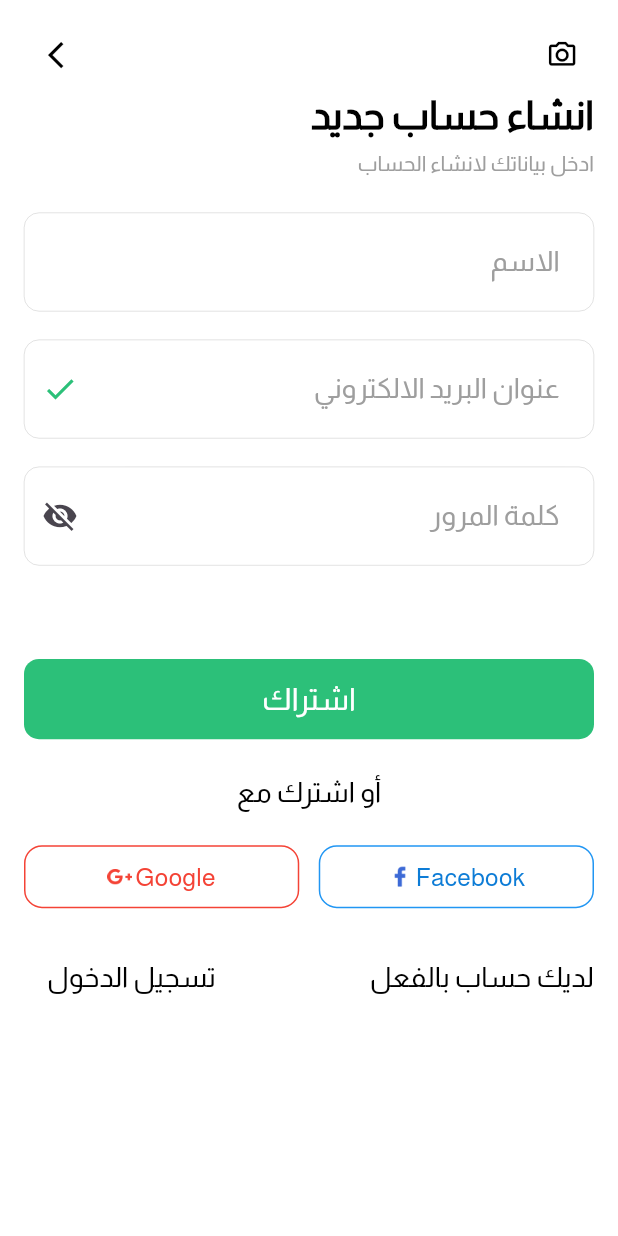
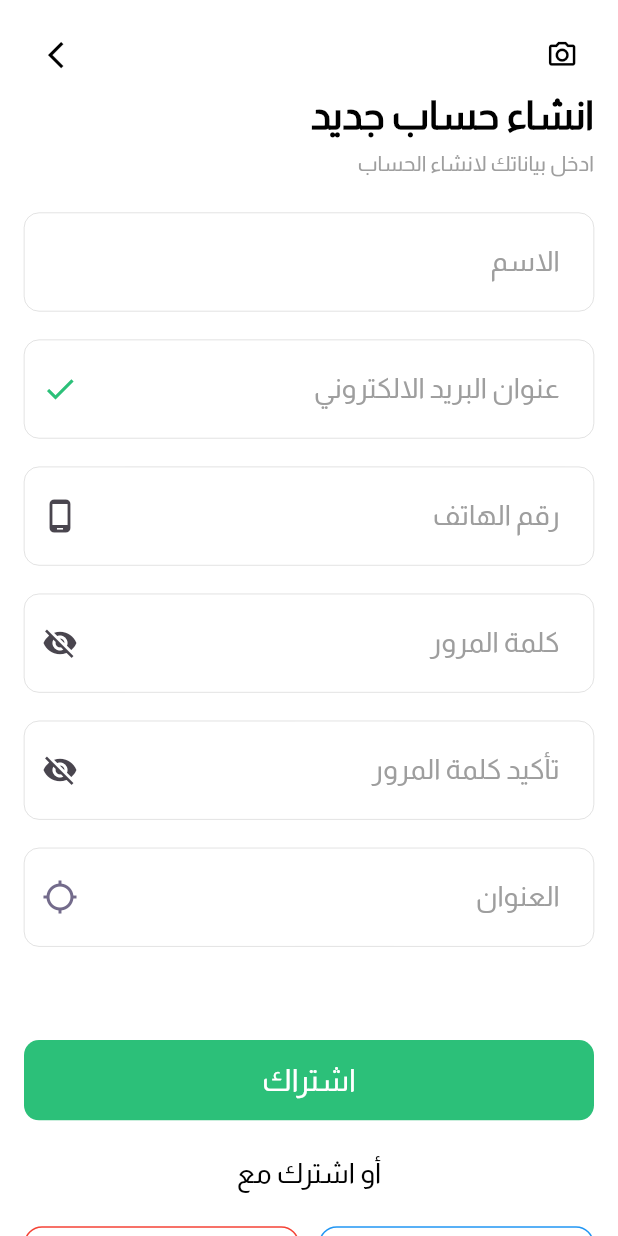
Before and after one commit to mahmoud-alaa77/Salety, a Flutter app: the SignUpScreen screen opened by its route, on a phone screen of 412 x 824 dp. Run offline on Flutter 3.47's test engine with Material 3 defaults, Android fonts, the phone set to English and light mode, and no system bars; our stand-ins replace animated_splash_screen, dartz, device_preview, dio, firebase_core, firebase_messaging and 8 more; missing offline and left inert: another_stepper; accounts and stored records are empty; generated files the repository leaves out were written again; statements that could not run were skipped.

Commit message:
finish sign up api

```diff
--- a/lib/core/networking/api_constants.dart
+++ b/lib/core/networking/api_constants.dart
@@ -4,4 +4,8 @@
 class ApiConstants {
   static const String apiBaseUrl = 'https://master-market.masool.net/api/';
   static const String login = 'login';
+  static const String signUp = 'register';
+  static const String profile ='profile';
+
+
 }
--- a/lib/core/routing/router.dart
+++ b/lib/core/routing/router.dart
@@ -10,6 +10,7 @@ import 'package:task1intern/features/auth/forget_password/ui/password_changed_sc
 import 'package:task1intern/features/auth/login/logic/cubit/login_cubit.dart';
 import 'package:task1intern/features/auth/main_auth_screen.dart';
 import 'package:task1intern/features/auth/login/ui/login_screen.dart';
+import 'package:task1intern/features/auth/sign_up/logic/cubit/sign_up_cubit.dart';
 import 'package:task1intern/features/home/ui/main_screen.dart';
 import 'package:task1intern/features/home/ui/screens/all_categories_screen.dart';
 import 'package:task1intern/features/home/ui/screens/shoping_cart_screen.dart';
@@ -21,6 +22,7 @@ import 'package:task1intern/features/payment/ui/order_address_screen.dart';
 import 'package:task1intern/features/payment/ui/payment_screen.dart';
 import 'package:task1intern/features/payment/ui/success_order_screen.dart';
 import 'package:task1intern/features/payment/ui/track_order_screen.dart';
+import 'package:task1intern/features/profile/logic/cubit/profile_cubit.dart';
 import 'package:task1intern/features/profile/ui/profile_screen.dart';
 import 'package:task1intern/features/splash/ui/splash_screen.dart';
 
@@ -36,7 +38,11 @@ class AppRouter {
       case Routes.authScreen:
         return MaterialPageRoute(builder: (context) => const MainAuthScreen());
       case Routes.signUpScreen:
-        return MaterialPageRoute(builder: (context) => const SignUpScreen());
+        return MaterialPageRoute(
+            builder: (context) => BlocProvider(
+                  create: (context) => getIt<SignUpCubit>(),
+                  child: const SignUpScreen(),
+                ));
       case Routes.loginScreen:
         return MaterialPageRoute(
             builder: (context) => BlocProvider(
@@ -50,7 +56,11 @@ class AppRouter {
         return MaterialPageRoute(
             builder: (context) => const PasswordChangedScreen());
       case Routes.mainScreen:
-        return MaterialPageRoute(builder: (context) => const MainScreen());
+        return MaterialPageRoute(
+            builder: (context) => BlocProvider(
+                  create: (context) => getIt<ProfileCubit>()..getProfileData(),
+                  child: const MainScreen(),
+                ));
       // case Routes.homeScreen:
       //   return MaterialPageRoute(builder: (context) => const HomeScreen());
       case Routes.profileScreen:
--- /dev/null
+++ b/lib/features/auth/sign_up/data/models/sign_up_request_model.dart
@@ -0,0 +1,24 @@
+import 'package:json_annotation/json_annotation.dart';
+part 'sign_up_request_model.g.dart';
+
+@JsonSerializable()
+class SignUpRequestModel {
+  final String name;
+  final String email;
+  final String password;
+  @JsonKey(name: "c_password")
+  final String confirmPassword;
+  final String mobile;
+  final String address;
+
+  SignUpRequestModel(
+      {required this.name,
+      required this.email,
+      required this.password,
+      required this.confirmPassword,
+      required this.mobile,
+      required this.address});
+
+        Map<String, dynamic> toJson() => _$SignUpRequestModelToJson(this);
+
+}
--- /dev/null
+++ b/lib/features/auth/sign_up/data/repo/sign_up_repo.dart
@@ -0,0 +1,26 @@
+import 'package:dartz/dartz.dart';
+import 'package:dio/dio.dart';
+import 'package:task1intern/core/errors/failure.dart';
+import 'package:task1intern/core/errors/server_failure.dart';
+import 'package:task1intern/core/networking/api_service.dart';
+import 'package:task1intern/features/auth/sign_up/data/models/sign_up_request_model.dart';
+import 'package:task1intern/features/auth/sign_up/data/models/sign_up_response_model.dart';
+
+class SignUpRepo {
+  final ApiService apiService;
+
+  SignUpRepo(this.apiService);
+
+  Future<Either<Failure, SignUpResponseModel>> signUp(
+      SignUpRequestModel signUpRequestBody) async {
+    try {
+      final response = await apiService.signUp(signUpRequestBody);
+      return Right(response);
+    } on Exception catch (e) {
+      if (e is DioException) {
+        return left(ServerFailure.fromDioError(e));
+      }
+      return left(ServerFailure(e.toString()));
+    }
+  }
+}
--- /dev/null
+++ b/lib/features/auth/sign_up/logic/cubit/sign_up_cubit.dart
@@ -0,0 +1,44 @@
+import 'package:flutter/material.dart';
+import 'package:flutter_bloc/flutter_bloc.dart';
+import 'package:task1intern/features/auth/sign_up/data/models/sign_up_request_model.dart';
+import 'package:task1intern/features/auth/sign_up/data/models/sign_up_response_model.dart';
+import 'package:task1intern/features/auth/sign_up/data/repo/sign_up_repo.dart';
+
+part 'sign_up_state.dart';
+
+class SignUpCubit extends Cubit<SignUpState> {
+  final SignUpRepo signUpRepo;
+  SignUpCubit(this.signUpRepo) : super(SignUpInitial());
+
+  TextEditingController nameController = TextEditingController();
+  TextEditingController emailController = TextEditingController();
+  TextEditingController passwordController = TextEditingController();
+  TextEditingController confirmPasswordController = TextEditingController();
+  TextEditingController phoneController = TextEditingController();
+  TextEditingController addressController = TextEditingController();
+  final formKey = GlobalKey<FormState>();
+
+  void emitSignUp(SignUpRequestModel requestBody) async {
+    emit(SignUpLoading());
+
+    final response = await signUpRepo.signUp(requestBody);
+
+    response.fold((failure) {
+      emit(SignUpError(errorMessage: failure.errorMessage));
+    }, (responseBody) {
+      emit(SignUpSuccess(signUpResponseBody: responseBody));
+    });
+  }
+
+  void validateAndSignUp() {
+    if (formKey.currentState!.validate()) {
+      emitSignUp(SignUpRequestModel(
+          name: nameController.text,
+          email: emailController.text,
+          password: passwordController.text,
+          confirmPassword: confirmPasswordController.text,
+          mobile: phoneController.text,
+          address: addressController.text));
+    }
+  }
+}
--- /dev/null
+++ b/lib/features/auth/sign_up/logic/cubit/sign_up_state.dart
@@ -0,0 +1,19 @@
+part of 'sign_up_cubit.dart';
+
+sealed class SignUpState {}
+
+final class SignUpInitial extends SignUpState {}
+
+class SignUpSuccess extends SignUpState {
+  final SignUpResponseModel signUpResponseBody;
+
+  SignUpSuccess({required this.signUpResponseBody});
+}
+
+class SignUpLoading extends SignUpState {}
+
+class SignUpError extends SignUpState {
+  final String errorMessage;
+
+  SignUpError({required this.errorMessage});
+}
--- a/lib/features/auth/sign_up/ui/sign_up_screen.dart
+++ b/lib/features/auth/sign_up/ui/sign_up_screen.dart
@@ -1,13 +1,16 @@
 import 'package:flutter/material.dart';
+import 'package:flutter_bloc/flutter_bloc.dart';
 import 'package:task1intern/core/helper/extentions.dart';
 import 'package:task1intern/core/helper/helper_functions.dart';
 import 'package:task1intern/core/helper/spacing.dart';
 import 'package:task1intern/core/routing/routes.dart';
 import 'package:task1intern/core/themes/app_colors.dart';
 import 'package:task1intern/core/themes/app_text_styles.dart';
-import 'package:task1intern/core/widgets/app_text_form_field.dart';
 import 'package:task1intern/core/widgets/text_and_colored_buton.dart';
+import 'package:task1intern/features/auth/sign_up/logic/cubit/sign_up_cubit.dart';
 import 'package:task1intern/features/auth/sign_up/ui/widgets/another_sign_up_ways.dart';
+import 'package:task1intern/features/auth/sign_up/ui/widgets/sign_up_bloc_listener.dart';
+import 'package:task1intern/features/auth/sign_up/ui/widgets/sign_up_form.dart';
 import 'package:task1intern/features/auth/widgets/auth_app_bar.dart';
 
 class SignUpScreen extends StatelessWidget {
@@ -60,65 +63,13 @@ buildRegisterBody(BuildContext context, double screenHeight) {
         style: AppTextStyles.font16greyw200.copyWith(fontSize: 14),
       ),
       verticalSpace(24),
-      AppTextFormField(
-        validator: (val) {
-          if (val!.isEmpty) {
-            return "حقل البريد الالكتروني مطلوب";
-          }
-          return null;
-        },
-        hint: "الاسم",
-        hintStyle: TextStyle(
-            fontSize: HelperFunctions().getResponsiveFontSize(
-              context,
-              fontSize: 18,
-            ),
-            color: Colors.grey),
-      ),
-      verticalSpace(20),
-      AppTextFormField(
-        validator: (val) {
-          if (val!.isEmpty) {
-            return "حقل البريد الالكتروني مطلوب";
-          }
-          return null;
-        },
-        hint: "عنوان البريد الالكتروني",
-        hintStyle: TextStyle(
-            fontSize: HelperFunctions().getResponsiveFontSize(
-              context,
-              fontSize: 18,
-            ),
-            color: Colors.grey),
-        suffixIcon: const Icon(
-          Icons.done,
-          color: AppColors.greenColor,
-        ),
-      ),
-      verticalSpace(20),
-      AppTextFormField(
-        validator: (val) {
-          if (val!.isEmpty) {
-            return "حقل البريد الالكتروني مطلوب";
-          }
-          return null;
-        },
-        hint: "كلمة المرور",
-        hintStyle: TextStyle(
-            fontSize: HelperFunctions().getResponsiveFontSize(
-              context,
-              fontSize: 18,
-            ),
-            color: Colors.grey),
-        obscureText: true,
-        suffixIcon: const Icon(Icons.visibility_off),
-      ),
+      SignUpForm(),
       verticalSpace(.08 * screenHeight),
       TextAndColoredButton(
           height: screenHeight * .065,
           title: "اشتراك",
           onTap: () {
-            context.pushNamed(Routes.mainScreen);
+            context.read<SignUpCubit>().validateAndSignUp();
           },
           width: double.infinity,
           color: AppColors.greenColor),
@@ -155,7 +106,8 @@ buildRegisterBody(BuildContext context, double screenHeight) {
             ),
           )
         ],
-      )
+      ),
+      SignUpBlocListener()
     ],
   );
 }
--- /dev/null
+++ b/lib/features/auth/sign_up/ui/widgets/sign_up_form.dart
@@ -0,0 +1,151 @@
+import 'package:flutter/material.dart';
+import 'package:flutter_bloc/flutter_bloc.dart';
+import 'package:task1intern/core/helper/helper_functions.dart';
+import 'package:task1intern/core/helper/spacing.dart';
+import 'package:task1intern/core/widgets/app_text_form_field.dart';
+import 'package:task1intern/features/auth/sign_up/logic/cubit/sign_up_cubit.dart';
+
+import '../../../../../core/themes/app_colors.dart';
+
+class SignUpForm extends StatefulWidget {
+  const SignUpForm({super.key});
+
+  @override
+  State<SignUpForm> createState() => _SignUpFormState();
+}
+
+class _SignUpFormState extends State<SignUpForm> {
+  @override
+  Widget build(BuildContext context) {
+    return Form(
+      key: context.read<SignUpCubit>().formKey,
+      child: Column(
+        children: [
+          AppTextFormField(
+            controller: context.read<SignUpCubit>().nameController,
+            validator: (val) {
+              if (val!.isEmpty) {
+                return "حقل البريد الالكتروني مطلوب";
+              }
+              return null;
+            },
+            hint: "الاسم",
+            keyboardType: TextInputType.name,
+            hintStyle: TextStyle(
+                fontSize: HelperFunctions().getResponsiveFontSize(
+                  context,
+                  fontSize: 18,
+                ),
+                color: Colors.grey),
+          ),
+          verticalSpace(20),
+          AppTextFormField(
+                        controller: context.read<SignUpCubit>().emailController,
+
+            keyboardType: TextInputType.emailAddress,
+            validator: (val) {
+              if (val!.isEmpty) {
+                return "حقل البريد الالكتروني مطلوب";
+              }
+              return null;
+            },
+            hint: "عنوان البريد الالكتروني",
+            hintStyle: TextStyle(
+                fontSize: HelperFunctions().getResponsiveFontSize(
+                  context,
+                  fontSize: 18,
+                ),
+                color: Colors.grey),
+            suffixIcon: const Icon(
+              Icons.done,
+              color: AppColors.greenColor,
+            ),
+          ),
+          verticalSpace(20),
+          AppTextFormField(
+                        controller: context.read<SignUpCubit>().phoneController,
+
+            validator: (val) {
+              if (val!.isEmpty) {
+                return "حقل البريد الالكتروني مطلوب";
+              }
+              return null;
+            },
+            hint: "رقم الهاتف",
+            keyboardType: TextInputType.phone,
+            hintStyle: TextStyle(
+                fontSize: HelperFunctions().getResponsiveFontSize(
+                  context,
+                  fontSize: 18,
+                ),
+                color: Colors.grey),
+            suffixIcon: const Icon(Icons.phone_android_outlined),
+          ),
+          verticalSpace(20),
+          AppTextFormField(
+                                      controller: context.read<SignUpCubit>().passwordController,
+
+            validator: (val) {
+
+              if (val!.isEmpty) {
+                return "حقل البريد الالكتروني مطلوب";
+              }
+              return null;
+            },
+            hint: "كلمة المرور",
+            hintStyle: TextStyle(
+                fontSize: HelperFunctions().getResponsiveFontSize(
+                  context,
+                  fontSize: 18,
+                ),
+                color: Colors.grey),
+            obscureText: true,
+            suffixIcon: const Icon(Icons.visibility_off),
+          ),
+          verticalSpace(20),
+          AppTextFormField(
+            validator: (val) {
+              if (val!.isEmpty) {
+                return "حقل البريد الالكتروني مطلوب";
+              }
+              return null;
+            },
+                                      controller: context.read<SignUpCubit>().confirmPasswordController,
+
+            hint: "تأكيد كلمة المرور",
+            hintStyle: TextStyle(
+                fontSize: HelperFunctions().getResponsiveFontSize(
+                  context,
+                  fontSize: 18,
+                ),
+                color: Colors.grey),
+            obscureText: true,
+            suffixIcon: const Icon(Icons.visibility_off),
+          ),
+          verticalSpace(20),
+          AppTextFormField(
+                                      controller: context.read<SignUpCubit>().addressController,
+
+            validator: (val) {
+              if (val!.isEmpty) {
+                return "حقل البريد الالكتروني مطلوب";
+              }
+              return null;
+            },
+            hint: "العنوان",
+            hintStyle: TextStyle(
+                fontSize: HelperFunctions().getResponsiveFontSize(
+                  context,
+                  fontSize: 18,
+                ),
+                color: Colors.grey),
+            suffixIcon: const Icon(
+              Icons.location_searching,
+              color: AppColors.greyColor,
+            ),
+          ),
+        ],
+      ),
+    );
+  }
+}
--- a/pubspec.yaml
+++ b/pubspec.yaml
@@ -54,6 +54,7 @@ dependencies:
   json_annotation: ^4.9.0
   get_it: ^8.0.3
   dartz: ^0.10.1
+  shared_preferences: ^2.3.3
 
 
 dev_dependencies:
```
Also changed, not shown: lib/core/di/di.dart (+32 -16 lines), lib/core/networking/api_service.dart (+9 -1 lines), lib/core/networking/dio_factory.dart (added, +51 -0 lines), lib/features/auth/login/logic/cubit/login_cubit.dart (+8 -0 lines), lib/features/auth/login/ui/login_screen.dart (+7 -2 lines), lib/features/auth/sign_up/data/models/sign_up_response_model.dart (added, +43 -0 lines), lib/features/auth/sign_up/ui/widgets/sign_up_bloc_listener.dart (added, +98 -0 lines), lib/features/home/ui/widgets/home_app_bar.dart (+18 -5 lines), lib/core/networking/api_service.g.dart, lib/features/auth/sign_up/data/models/sign_up_request_model.g.dart (added), lib/features/auth/sign_up/data/models/sign_up_response_model.g.dart (added), pubspec.lock.
